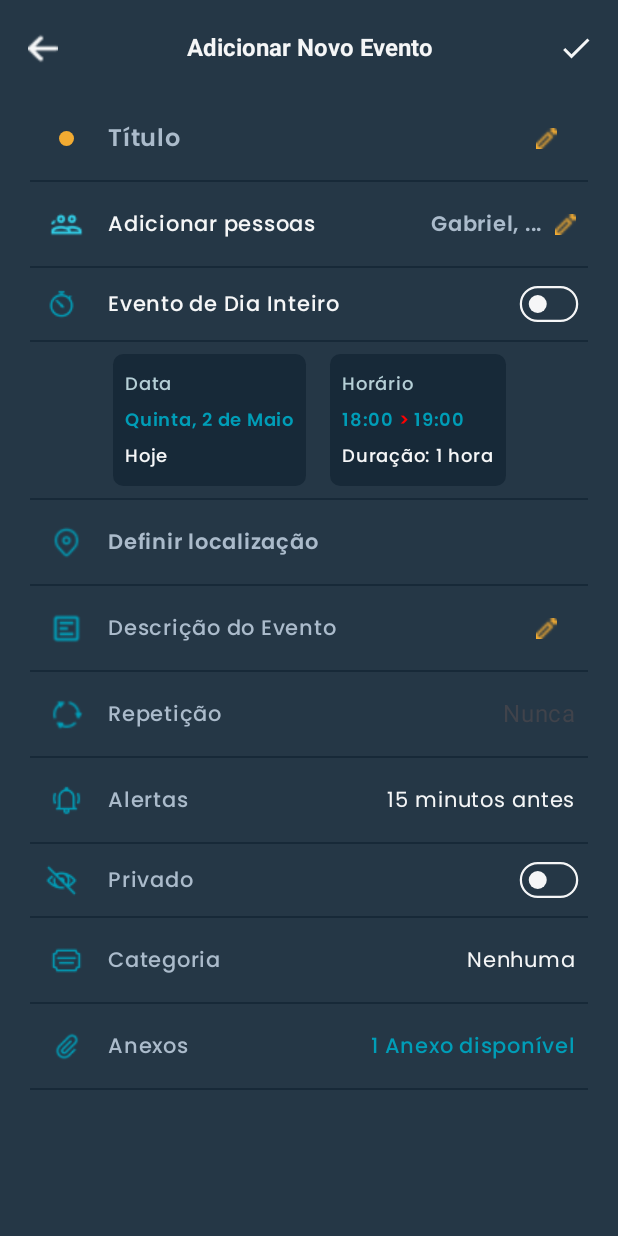
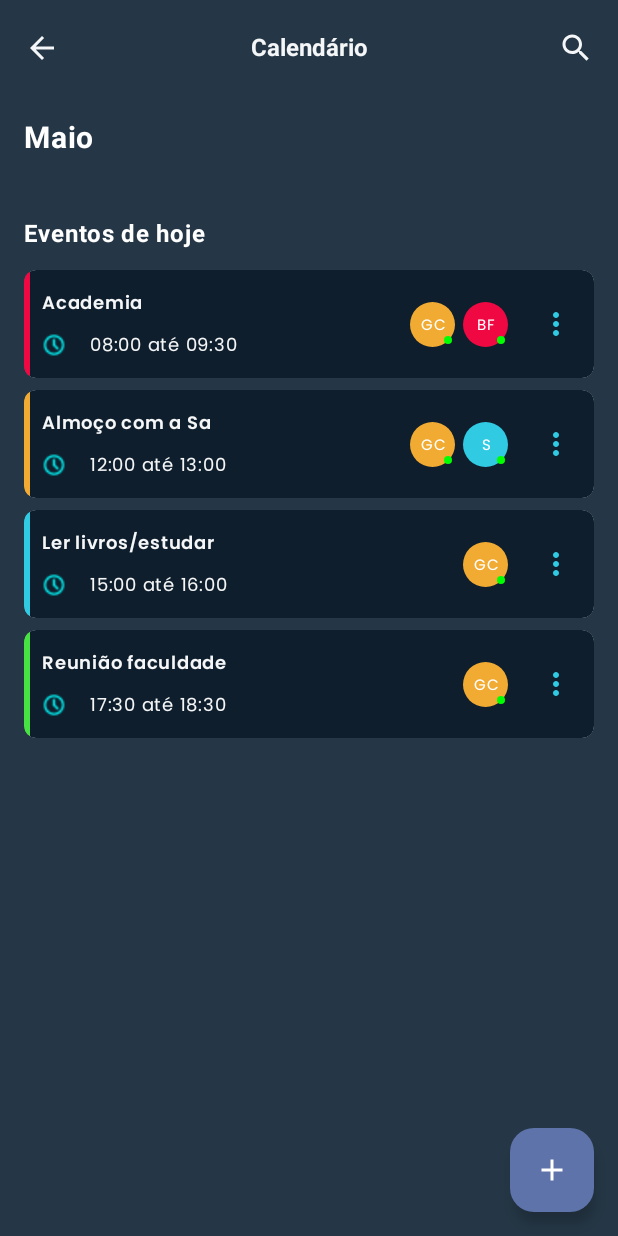
Before and after one commit to Helionaydias/TesteEmail, an Android app built with Jetpack Compose: the screen it shows after launch (MainActivity), on a phone screen of 412 x 824 dp. Run offline under Robolectric (Android 15) with nearby library versions, the phone set to English and light mode, and no system bars.

Commit message:
criação da tela calendáriodetalhes

```diff
--- a/app/src/main/java/br/com/fiap/email/MainActivity.kt
+++ b/app/src/main/java/br/com/fiap/email/MainActivity.kt
@@ -26,7 +26,7 @@ class MainActivity : ComponentActivity() {
                     val navController = rememberNavController()
                     NavHost(
                         navController = navController,
-                        startDestination = "addEvent" // Ajuste para iniciar na tela de adicionar evento
+                        startDestination = "calendarioDetalhes" // Ajuste para iniciar na tela de adicionar evento
                     ) {
                         composable(route = "inicial") { InicialScreen(navController) }
                         composable(route = "login") { LoginScreen(navController) }
@@ -36,6 +36,7 @@ class MainActivity : ComponentActivity() {
                         composable(route = "mensagem") { MensagemScreen(navController, this@MainActivity) }
                         composable(route = "calendar") { CalendarScreen(navController) }
                         composable(route = "addEvent") { AddEventScreen(navController) } // Nova rota para a tela de adicionar evento
+                        composable(route = "calendarioDetalhes") { CalendarioDetalhes(navController) } // Rota para a tela de detalhes do calendário
                     }
                 }
             }
--- /dev/null
+++ b/app/src/main/java/br/com/fiap/email/screens/CalendarioDetalhes.kt
@@ -0,0 +1,270 @@
+@file:OptIn(ExperimentalMaterial3Api::class)
+
+package br.com.fiap.email.screens
+
+import androidx.compose.foundation.background
+import androidx.compose.foundation.border
+import androidx.compose.foundation.layout.*
+import androidx.compose.foundation.shape.CircleShape
+import androidx.compose.foundation.shape.RoundedCornerShape
+import androidx.compose.material.icons.Icons
+import androidx.compose.material.icons.filled.*
+import androidx.compose.material3.*
+import androidx.compose.runtime.*
+import androidx.compose.ui.Alignment
+import androidx.compose.ui.Modifier
+import androidx.compose.ui.draw.clip
+import androidx.compose.ui.graphics.Color
+import androidx.compose.ui.res.painterResource
+import androidx.compose.ui.text.font.FontFamily
+import androidx.compose.ui.text.font.FontWeight
+import androidx.compose.ui.text.style.TextAlign
+import androidx.compose.ui.unit.dp
+import androidx.compose.ui.unit.sp
+import androidx.navigation.NavController
+import br.com.fiap.email.R
+import br.com.fiap.email.ui.theme.PoppinsMedium
+import br.com.fiap.email.ui.theme.PoppinsRegular
+import br.com.fiap.email.ui.theme.PoppinsSemiBold
+
+@OptIn(ExperimentalMaterial3Api::class)
+@Composable
+fun CalendarioDetalhes(navController: NavController) {
+    Scaffold(
+        topBar = { CalendarTopBar(navController) },
+        floatingActionButton = { AddEventButton() },
+        content = { paddingValues ->
+            CalendarContent(paddingValues)
+        }
+    )
+}
+
+@OptIn(ExperimentalMaterial3Api::class)
+@Composable
+fun CalendarTopBarList(navController: NavController) {
+    TopAppBar(
+        title = {
+            Text(
+                text = "Calendário",
+                color = Color.White,
+                fontFamily = FontFamily.SansSerif,
+                fontWeight = FontWeight.Bold,
+                modifier = Modifier.fillMaxWidth(),
+                textAlign = TextAlign.Center,
+                fontSize = 16.sp
+            )
+        },
+        navigationIcon = {
+            IconButton(onClick = { navController.popBackStack() }) {
+                Icon(
+                    painter = painterResource(id = R.drawable.seta_left),
+                    contentDescription = "Voltar",
+                    modifier = Modifier.size(22.dp),
+                    tint = Color.White
+                )
+            }
+        },
+        actions = {
+            IconButton(onClick = { /* Implementar ação de pesquisa */ }) {
+                Icon(
+                    imageVector = Icons.Default.Search,
+                    contentDescription = "Pesquisar",
+                    tint = Color.White
+                )
+            }
+        },
+        colors = TopAppBarDefaults.topAppBarColors(containerColor = Color(0xFF253746))
+    )
+}
+
+@Composable
+fun AddEventButton() {
+    FloatingActionButton(onClick = { /* Implementar ação de adicionar evento */ }) {
+        Icon(
+            imageVector = Icons.Default.Add,
+            contentDescription = "Adicionar Evento",
+            tint = Color.White
+        )
+    }
+}
+
+@Composable
+fun CalendarContent(paddingValues: PaddingValues) {
+    Box(
+        modifier = Modifier
+            .fillMaxSize()
+            .background(Color(0xFF253746))
+            .padding(paddingValues)
+
+    ) {
+        Column(
+            modifier = Modifier
+                .fillMaxSize()
+                .padding(horizontal = 16.dp)
+        ) {
+            CalendarView()
+            Spacer(modifier = Modifier.height(16.dp))
+            EventsList()
+        }
+    }
+}
+
+@Composable
+fun CalendarView() {
+    Column(modifier = Modifier.fillMaxWidth()) {
+        Text(
+            text = "Maio",
+            color = Color.White,
+            fontFamily = FontFamily.SansSerif,
+            fontWeight = FontWeight.Bold,
+            fontSize = 20.sp,
+            modifier = Modifier.padding(vertical = 16.dp)
+        )
+    }
+}
+
+@Composable
+fun EventsList() {
+    Column {
+        Text(
+            text = "Eventos de hoje",
+            color = Color.White,
+            fontFamily = FontFamily.SansSerif,
+            fontWeight = FontWeight.Bold,
+            fontSize = 16.sp,
+            modifier = Modifier.padding(vertical = 8.dp)
+        )
+        EventItem(
+            time = "08:00 até 09:30",
+            title = "Academia",
+            participants = listOf("GC", "BF"),
+            leftBorderColor = Color(0xffF00843),
+            shapes = listOf(Color(0xffF2AB32), Color(0xffF00843))
+        )
+        EventItem(
+            time = "12:00 até 13:00",
+            title = "Almoço com a Sa",
+            participants = listOf("GC", "S"),
+            leftBorderColor =  Color(0xffF2AB32),
+            shapes = listOf(Color(0xffF2AB32), Color(0xff30CAE3))
+        )
+        EventItem(
+            time = "15:00 até 16:00",
+            title = "Ler livros/estudar",
+            participants = listOf("GC"),
+            leftBorderColor = Color(0xff30CAE3),
+            shapes = listOf(Color(0xffF2AB32))
+        )
+        EventItem(
+            time = "17:30 até 18:30",
+            title = "Reunião faculdade",
+            participants = listOf("GC"),
+            leftBorderColor = Color(0xff46E342),
+            shapes = listOf(Color(0xffF2AB32))
+        )
+    }
+}
+
+@Composable
+fun EventItem(
+    time: String,
+    title: String,
+    participants: List<String>,
+    leftBorderColor: Color,
+    shapes: List<Color>
+) {
+    Card(
+        shape = RoundedCornerShape(8.dp),
+        modifier = Modifier
+            .width(400.dp)
+            .height(80.dp)  // Ajustar a altura para 80 dp
+            .padding(vertical = 4.dp)
+            .clip(RoundedCornerShape(8.dp)) // Apply rounded corners
+            .background(Color(0xFF0E1E2C)) // Background color
+    ) {
+        Row(
+            modifier = Modifier
+                .fillMaxSize()
+                .background(Color(0xFF0E1E2C)) // Ensure background color for the entire row
+                .padding(start = 0.dp, top = 1.dp, bottom = 1.dp, end = 1.dp), // Inner padding with space for left border
+            verticalAlignment = Alignment.CenterVertically
+        ) {
+            Box(
+                modifier = Modifier
+                    .fillMaxHeight()
+                    .width(4.dp)
+                    .clip(RoundedCornerShape(topStart = 8.dp, bottomStart = 8.dp))
+                    .background(leftBorderColor)
+            )
+            Spacer(modifier = Modifier.width(8.dp))
+            Column(
+                modifier = Modifier
+                    .weight(1f)
+                    .padding(end = 8.dp)
+            ) {
+                Text(
+                    text = title,
+                    color = Color(0xffF5F6F7),
+                    fontFamily = PoppinsSemiBold,
+                    fontSize = 12.sp
+                )
+                Spacer(modifier = Modifier.height(4.dp))
+                Row(
+                    verticalAlignment = Alignment.CenterVertically
+                ) {
+                    Icon(
+                        painter = painterResource(id = R.drawable.clock),
+                        contentDescription = "Clock Icon",
+                        tint = Color.Cyan,
+                        modifier = Modifier
+                            .size(24.dp)
+                            .padding(end = 8.dp)
+                    )
+                    Text(
+                        text = time,
+                        color = Color(0xffF5F6F7),
+                        fontFamily = PoppinsRegular,
+                        fontSize = 12.sp,
+                        modifier = Modifier.padding(start = 8.dp)
+                    )
+                }
+            }
+            Row(
+                horizontalArrangement = Arrangement.spacedBy(5.dp),
+                verticalAlignment = Alignment.CenterVertically
+            ) {
+                shapes.forEachIndexed { index, color ->
+                    Box(
+                        modifier = Modifier
+                            .size(30.dp)
+                            .background(color, shape = CircleShape)
+                            .padding(2.dp),
+                        contentAlignment = Alignment.Center
+                    ) {
+                        Text(
+                            text = participants.getOrNull(index) ?: "",
+                            color = Color.White,
+                            fontFamily = PoppinsRegular,
+                            fontSize = 10.sp,
+                            textAlign = TextAlign.Center
+                        )
+                        Box(
+                            modifier = Modifier
+                                .size(5.dp)
+                                .background(Color.Green, shape = CircleShape)
+                                .align(Alignment.BottomEnd)
+                        )
+                    }
+                }
+            }
+            Spacer(modifier = Modifier.width(8.dp))
+            IconButton(onClick = { /* Implementar ação de opções */ }) {
+                Icon(
+                    imageVector = Icons.Default.MoreVert,
+                    contentDescription = "Opções",
+                    tint = Color(0xff30CAE3)
+                )
+            }
+        }
+    }
+}
--- a/app/src/main/java/br/com/fiap/email/screens/TelaAdicionarEventos.kt
+++ b/app/src/main/java/br/com/fiap/email/screens/TelaAdicionarEventos.kt
@@ -1,4 +1,4 @@
-@file:OptIn(ExperimentalMaterial3Api::class)
+@file:OptIn(ExperimentalMaterial3Api::class, ExperimentalMaterial3Api::class)
 
 package br.com.fiap.email.screens
 
```
Also changed, not shown: app/src/main/res/drawable/clock.png (added).
